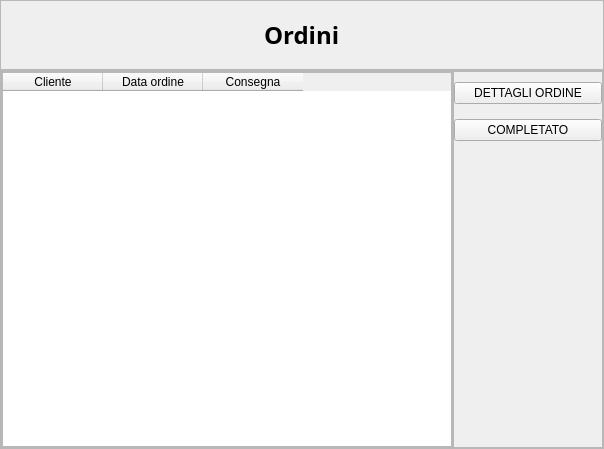
Old version of the form projectIS/listaordini/view/vistaOrdini.ui in the repository chritianchiappa/progetto_panificio.
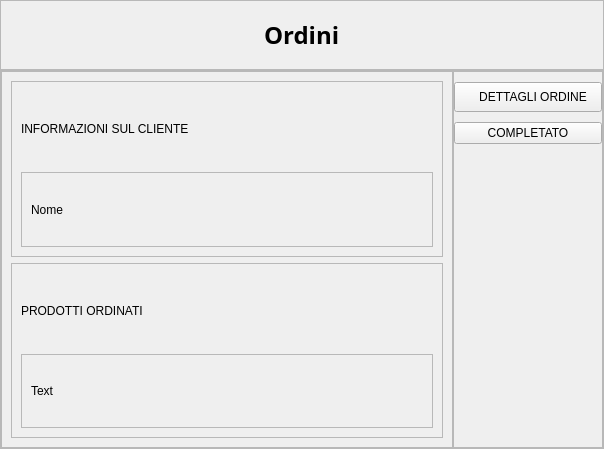
New version of the form. Icons and pictures are not drawn.

Commit message: modifiche lista ordini dipendente

```diff
--- a/projectIS/listaordini/view/vistaOrdini.ui
+++ b/projectIS/listaordini/view/vistaOrdini.ui
@@ -122,22 +122,116 @@
           <number>0</number>
          </property>
          <item>
-          <widget class="QTableWidget" name="tableWidget">
-           <column>
-            <property name="text">
-             <string>Cliente</string>
-            </property>
-           </column>
-           <column>
-            <property name="text">
-             <string>Data ordine</string>
-            </property>
-           </column>
-           <column>
-            <property name="text">
-             <string>Consegna</string>
-            </property>
-           </column>
+          <widget class="QStackedWidget" name="stackedWidget">
+           <property name="currentIndex">
+            <number>1</number>
+           </property>
+           <widget class="QWidget" name="page_1">
+            <layout class="QHBoxLayout" name="horizontalLayout_3">
+             <item>
+              <widget class="QTableWidget" name="tableWidget">
+               <property name="frameShape">
+                <enum>QFrame::StyledPanel</enum>
+               </property>
+               <column>
+                <property name="text">
+                 <string>Cliente</string>
+                </property>
+               </column>
+               <column>
+                <property name="text">
+                 <string>Data ordine</string>
+                </property>
+               </column>
+               <column>
+                <property name="text">
+                 <string>Consegna</string>
+                </property>
+               </column>
+              </widget>
+             </item>
+            </layout>
+           </widget>
+           <widget class="QWidget" name="page_2">
+            <layout class="QVBoxLayout" name="verticalLayout_2">
+             <item>
+              <widget class="QFrame" name="frame_6">
+               <property name="frameShape">
+                <enum>QFrame::StyledPanel</enum>
+               </property>
+               <property name="frameShadow">
+                <enum>QFrame::Raised</enum>
+               </property>
+               <layout class="QVBoxLayout" name="verticalLayout_4">
+                <item>
+                 <widget class="QLabel" name="prezzo">
+                  <property name="text">
+                   <string>INFORMAZIONI SUL CLIENTE</string>
+                  </property>
+                 </widget>
+                </item>
+                <item>
+                 <widget class="QFrame" name="frame_5">
+                  <property name="frameShape">
+                   <enum>QFrame::StyledPanel</enum>
+                  </property>
+                  <property name="frameShadow">
+                   <enum>QFrame::Raised</enum>
+                  </property>
+                  <layout class="QVBoxLayout" name="verticalLayout_7">
+                   <item>
+                    <widget class="QLabel" name="nome">
+                     <property name="text">
+                      <string>Nome</string>
+                     </property>
+                    </widget>
+                   </item>
+                  </layout>
+                 </widget>
+                </item>
+               </layout>
+              </widget>
+             </item>
+             <item>
+              <widget class="QFrame" name="frame_8">
+               <property name="frameShape">
+                <enum>QFrame::StyledPanel</enum>
+               </property>
+               <property name="frameShadow">
+                <enum>QFrame::Raised</enum>
+               </property>
+               <layout class="QVBoxLayout" name="verticalLayout_6">
+                <item>
+                 <widget class="QLabel" name="titolo1">
+                  <property name="text">
+                   <string>PRODOTTI ORDINATI</string>
+                  </property>
+                 </widget>
+                </item>
+                <item>
+                 <widget class="QFrame" name="frame_7">
+                  <property name="frameShape">
+                   <enum>QFrame::StyledPanel</enum>
+                  </property>
+                  <property name="frameShadow">
+                   <enum>QFrame::Raised</enum>
+                  </property>
+                  <layout class="QVBoxLayout" name="verticalLayout_5">
+                   <item>
+                    <widget class="QLabel" name="ingredienti">
+                     <property name="text">
+                      <string>Text</string>
+                     </property>
+                    </widget>
+                   </item>
+                  </layout>
+                 </widget>
+                </item>
+               </layout>
+              </widget>
+             </item>
+            </layout>
+           </widget>
           </widget>
          </item>
         </layout>
@@ -165,7 +259,7 @@
         </property>
         <layout class="QVBoxLayout" name="verticalLayout_3">
          <property name="spacing">
-          <number>15</number>
+          <number>10</number>
          </property>
          <property name="leftMargin">
           <number>0</number>
@@ -180,9 +274,41 @@
           <number>0</number>
          </property>
          <item>
-          <widget class="QPushButton" name="dettagli_ordine_button">
+          <widget class="QToolButton" name="dettagli_button">
+           <property name="sizePolicy">
+            <sizepolicy hsizetype="Minimum" vsizetype="Fixed">
+             <horstretch>0</horstretch>
+             <verstretch>0</verstretch>
+            </sizepolicy>
+           </property>
+           <property name="minimumSize">
+            <size>
+             <width>0</width>
+             <height>30</height>
+            </size>
+           </property>
+           <property name="cursor">
+            <cursorShape>PointingHandCursor</cursorShape>
+           </property>
+           <property name="layoutDirection">
+            <enum>Qt::LeftToRight</enum>
+           </property>
+           <property name="styleSheet">
+            <string notr="true">padding-left:20px;</string>
+           </property>
            <property name="text">
-            <string>DETTAGLI ORDINE</string>
+            <string>   DETTAGLI ORDINE</string>
+           </property>
+           <property name="icon">
+            <iconset resource="../../home/view/res.qrc">
+             <normaloff>:/icone/icone/piu.png</normaloff>
+             <normalon>:/icone/icone/meno.png</normalon>:/icone/icone/piu.png</iconset>
+           </property>
+           <property name="checkable">
+            <bool>true</bool>
+           </property>
+           <property name="toolButtonStyle">
+            <enum>Qt::ToolButtonTextBesideIcon</enum>
            </property>
           </widget>
          </item>
```
Left out of the diff: 7 changed lines with no effect on the pictures. The commit also changes 1 other file.
